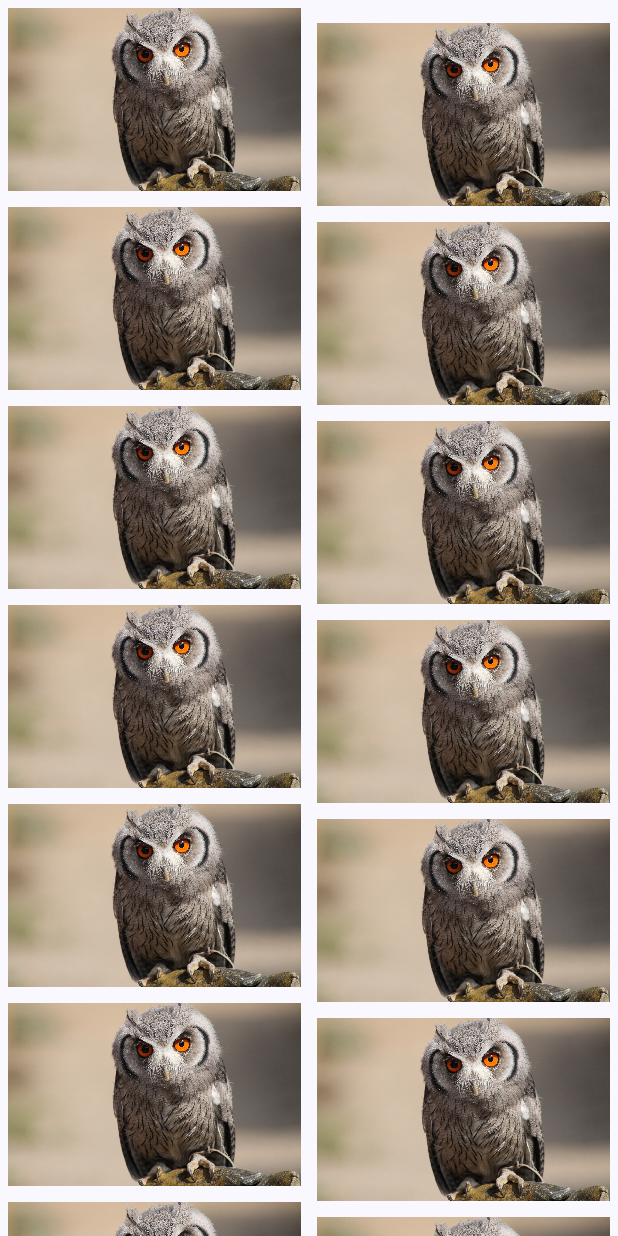
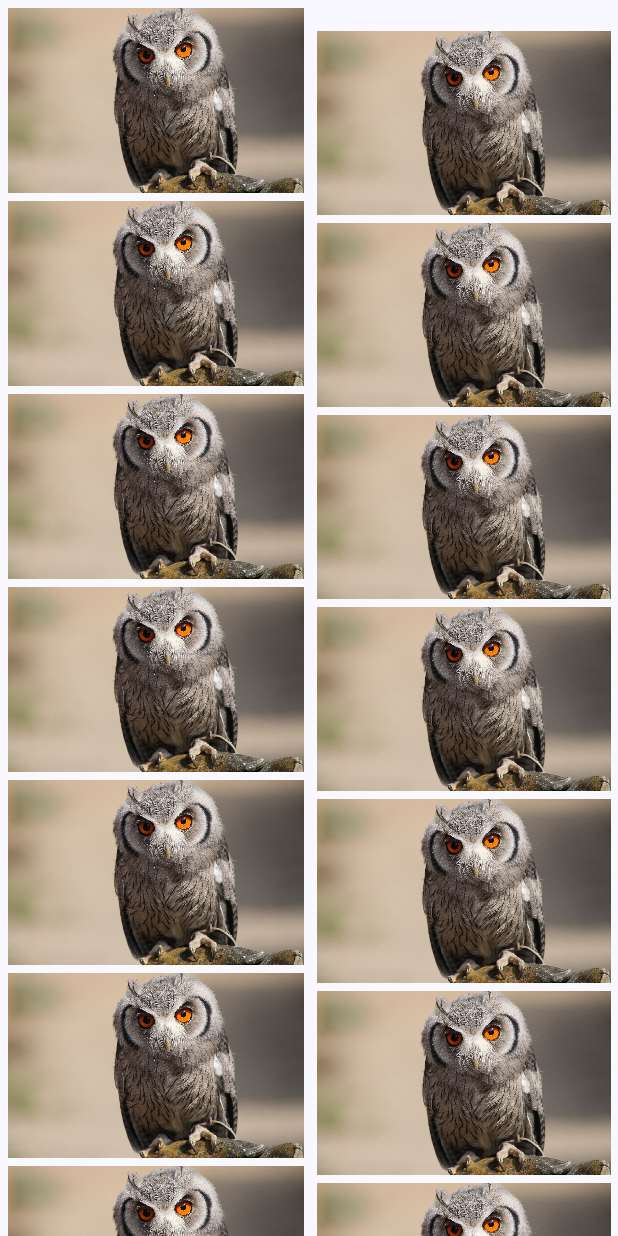
Before and after one commit to guanjiayo/MyComposeTest, an Android app built with Jetpack Compose: the LazyVerticalStaggerActivity screen opened directly, with no data from a screen before it, on a phone screen of 412 x 824 dp. Run offline under Robolectric (Android 15) with nearby library versions, the phone set to English and light mode, and no system bars.

Commit message:
新增 列表和瀑布流使用2

```diff
--- a/app/src/main/AndroidManifest.xml
+++ b/app/src/main/AndroidManifest.xml
@@ -44,6 +44,8 @@
         <activity android:name="zs.xmx.compose.widget.pager.PagerActivity" />
         <activity android:name="zs.xmx.compose.widget.list.LazyColumnActivity" />
         <activity android:name="zs.xmx.compose.widget.list.LazyVerticalStaggerActivity" />
+        <activity android:name="zs.xmx.compose.layout.CustomLayoutActivity" />
+        <activity android:name="zs.xmx.compose.widget.CustomViewActivity" />
     </application>
 
 </manifest>
--- a/app/src/main/java/zs/xmx/compose/widget/list/LazyVerticalStaggerActivity.kt
+++ b/app/src/main/java/zs/xmx/compose/widget/list/LazyVerticalStaggerActivity.kt
@@ -6,6 +6,7 @@ import androidx.appcompat.app.AppCompatActivity
 import androidx.compose.foundation.Image
 import androidx.compose.foundation.layout.Arrangement
 import androidx.compose.foundation.layout.Box
+import androidx.compose.foundation.layout.PaddingValues
 import androidx.compose.foundation.layout.fillMaxSize
 import androidx.compose.foundation.layout.padding
 import androidx.compose.foundation.lazy.grid.GridCells
@@ -55,25 +56,23 @@ class LazyVerticalStaggerActivity : AppCompatActivity() {
          *
          */
         LazyVerticalStaggeredGrid(
-            columns = StaggeredGridCells.Fixed(2)
+            columns = StaggeredGridCells.Fixed(2),
+            contentPadding = PaddingValues(5.dp),
+            verticalItemSpacing = 5.dp,
+            horizontalArrangement = Arrangement.spacedBy(8.dp)
         ) {
             itemsIndexed(photos) { index, photo ->
                 if (index == 1) {
                     Image(
                         painter = painterResource(id = photo),
                         contentDescription = null,
-                        modifier = Modifier.padding(
-                            start = 5.dp,
-                            top = 15.dp,
-                            end = 5.dp,
-                            bottom = 5.dp
-                        )
+                        modifier = Modifier.padding(top = 15.dp)
                     )
                 } else {
                     Image(
                         painter = painterResource(id = photo),
                         contentDescription = null,
-                        modifier = Modifier.padding(5.dp)
+                        // modifier = Modifier.padding(5.dp)
                     )
                 }
             }
```
Also changed, not shown: app/src/main/java/zs/xmx/compose/MainActivity.kt (+14 -9 lines), app/src/main/java/zs/xmx/compose/layout/CustomLayoutActivity.kt (added, +12 -0 lines), app/src/main/java/zs/xmx/compose/widget/CustomViewActivity.kt (added, +83 -0 lines), app/src/main/java/zs/xmx/compose/widget/list/LazyColumnActivity.kt (+5 -4 lines), 1 other file.
